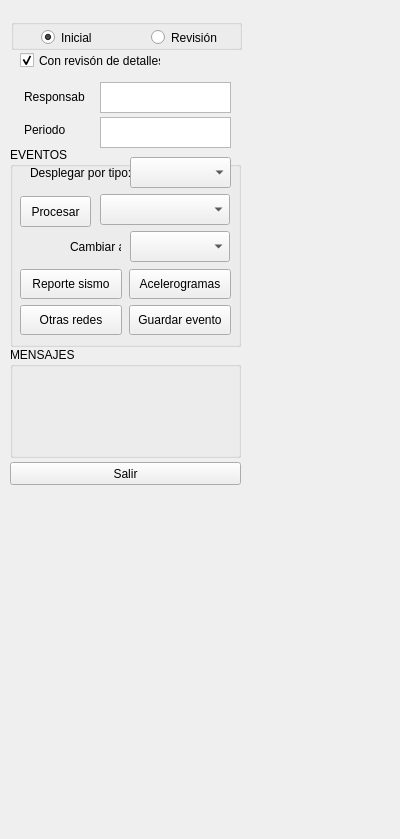
Qt form procesamiento/src/ui/Proceso.ui (RSA-Proyectos/rsa_sismologia) before a commit.
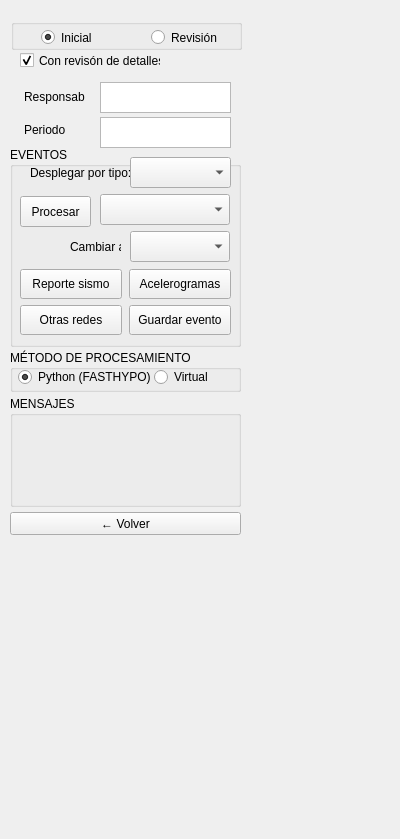
The same form after that commit.

Commit message: feat(procesamiento,hidropaute): integra FASTHYPO/Virtual, respaldo incremental DIA/ZIP, UX Volver y migrador Hidropaute

```diff
--- a/procesamiento/src/ui/Proceso.ui
+++ b/procesamiento/src/ui/Proceso.ui
@@ -68,17 +68,65 @@
     </property>
    </widget>
   </widget>
+  <widget class="QGroupBox" name="grupo_metodo_proc">
+   <property name="geometry">
+    <rect>
+     <x>10</x>
+     <y>350</y>
+     <width>231</width>
+     <height>42</height>
+    </rect>
+   </property>
+   <property name="title">
+    <string>MÉTODO DE PROCESAMIENTO</string>
+   </property>
+   <widget class="QRadioButton" name="rb_metodo_python">
+    <property name="geometry">
+     <rect>
+      <x>8</x>
+      <y>18</y>
+      <width>132</width>
+      <height>18</height>
+     </rect>
+    </property>
+    <property name="toolTip">
+     <string>Abre el subprograma Fases / FASTHYPO en Python directamente en el evento seleccionado y al cerrar vuelve a Procesamiento.</string>
+    </property>
+    <property name="text">
+     <string>Python (FASTHYPO)</string>
+    </property>
+    <property name="checked">
+     <bool>true</bool>
+    </property>
+   </widget>
+   <widget class="QRadioButton" name="rb_metodo_virtual">
+    <property name="geometry">
+     <rect>
+      <x>144</x>
+      <y>18</y>
+      <width>80</width>
+      <height>18</height>
+     </rect>
+    </property>
+    <property name="toolTip">
+     <string>Usa el flujo clásico mediante la Máquina Virtual (ProcesoV2 / DOS).</string>
+    </property>
+    <property name="text">
+     <string>Virtual</string>
+    </property>
+   </widget>
+  </widget>
   <widget class="QPushButton" name="Btn_Salir">
    <property name="geometry">
     <rect>
      <x>10</x>
-     <y>462</y>
+     <y>512</y>
      <width>231</width>
      <height>23</height>
     </rect>
    </property>
    <property name="text">
-    <string>Salir</string>
+    <string>← Volver</string>
    </property>
   </widget>
   <widget class="QLabel" name="Lbl_directorio">
@@ -88,7 +136,7 @@
    <property name="geometry">
     <rect>
      <x>20</x>
-     <y>492</y>
+     <y>540</y>
      <width>211</width>
      <height>20</height>
     </rect>
@@ -109,7 +157,7 @@
    <property name="geometry">
     <rect>
      <x>10</x>
-     <y>347</y>
+     <y>396</y>
      <width>231</width>
      <height>111</height>
     </rect>
```
The commit also changes 23 other files.
